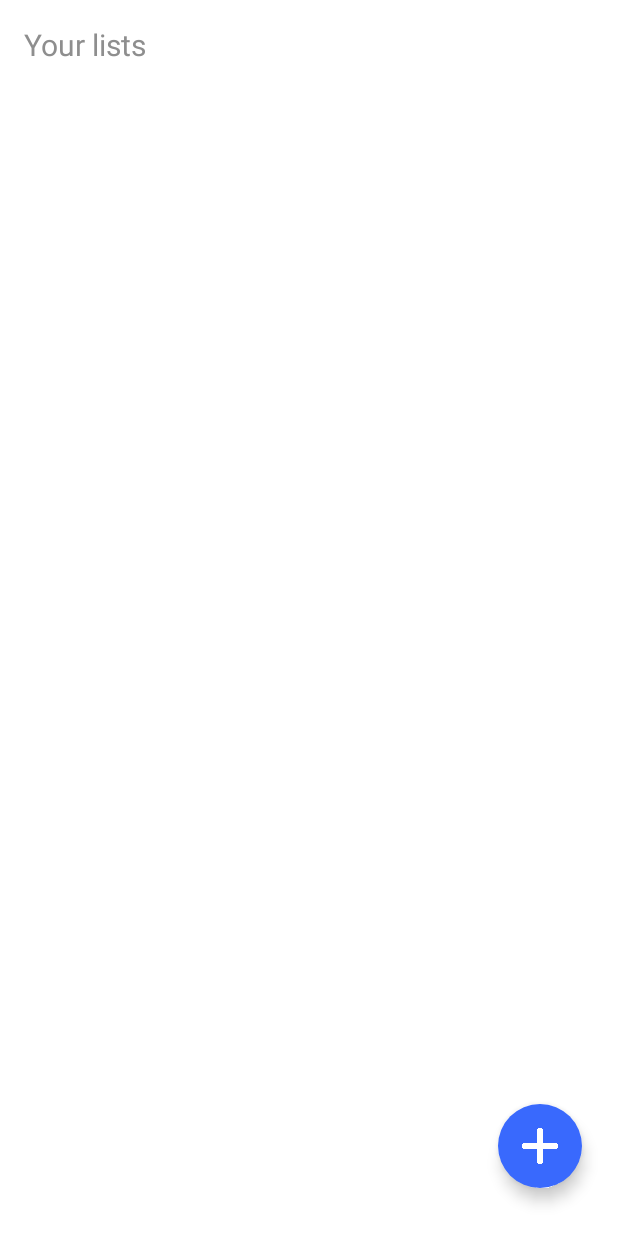
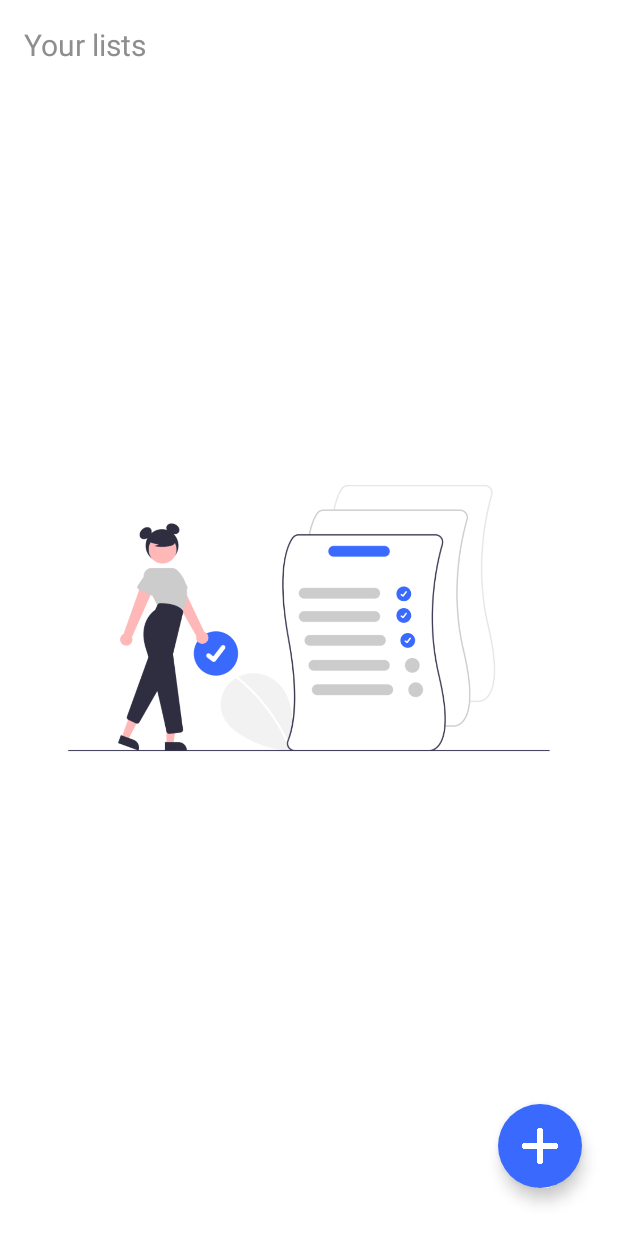
Before and after one commit to mennasaber/Keep_to_do_list, an Android app: the screen it shows after launch (MainActivity), on a phone screen of 412 x 824 dp. Run offline under Robolectric (Android 15) with nearby library versions, the phone set to English and light mode, and no system bars; our stand-ins replace CircleImageView, Room's generated code.

Commit message:
Implement splash activity

```diff
--- /dev/null
+++ b/app/src/main/java/com/example/keeptodolist/SplashActivity.kt
@@ -0,0 +1,25 @@
+package com.example.keeptodolist
+
+import android.content.Intent
+import androidx.appcompat.app.AppCompatActivity
+import android.os.Bundle
+import com.example.keeptodolist.views.MainActivity
+import kotlinx.coroutines.*
+
+class SplashActivity : AppCompatActivity() {
+    val activityScope = CoroutineScope(Dispatchers.Main)
+    override fun onCreate(savedInstanceState: Bundle?) {
+        super.onCreate(savedInstanceState)
+        setContentView(R.layout.activity_splash)
+        activityScope.launch {
+            delay(2000)
+            val intent = Intent(this@SplashActivity, MainActivity::class.java)
+            startActivity(intent)
+            finish()
+        }
+    }
+    override fun onPause() {
+        activityScope.cancel()
+        super.onPause()
+    }
+}
--- a/app/src/main/java/com/example/keeptodolist/data/KeepDao.kt
+++ b/app/src/main/java/com/example/keeptodolist/data/KeepDao.kt
@@ -19,6 +19,9 @@ interface KeepDao {
 
     @Query("SELECT * FROM task_table WHERE listId = :listId and state=1")
     fun getCompletedTasks(listId: Int): LiveData<List<Task>>
+
+    @Query("SELECT count(*) FROM task_table WHERE listId = :listId")
+    fun getTasksCount(listId: Int): LiveData<Int>
 
     @Update
     suspend fun updateTask(task: Task)
--- a/app/src/main/java/com/example/keeptodolist/data/KeepRepository.kt
+++ b/app/src/main/java/com/example/keeptodolist/data/KeepRepository.kt
@@ -41,4 +41,7 @@ class KeepRepository(private val keepDao: KeepDao) {
         keepDao.decreaseListCount(listId)
         keepDao.deleteTask(id)
     }
+    fun getTasksCount(listId: Int):LiveData<Int>{
+        return keepDao.getTasksCount(listId)
+    }
 }
--- a/app/src/main/java/com/example/keeptodolist/viewmodels/KeepViewModel.kt
+++ b/app/src/main/java/com/example/keeptodolist/viewmodels/KeepViewModel.kt
@@ -66,4 +66,7 @@ class KeepViewModel(application: Application) : AndroidViewModel(application) {
             repository.deleteTask(id, listId)
         }
     }
+    fun getTasksCount(listId: Int):LiveData<Int>{
+        return repository.getTasksCount(listId)
+    }
 }
--- a/app/src/main/java/com/example/keeptodolist/views/MainActivity.kt
+++ b/app/src/main/java/com/example/keeptodolist/views/MainActivity.kt
@@ -3,9 +3,11 @@ package com.example.keeptodolist.views
 import android.app.Dialog
 import android.content.Intent
 import android.os.Bundle
+import android.view.View
 import android.view.Window
 import android.widget.Button
 import android.widget.EditText
+import android.widget.ImageView
 import androidx.appcompat.app.AppCompatActivity
 import androidx.lifecycle.ViewModelProvider
 import androidx.recyclerview.widget.LinearLayoutManager
@@ -28,11 +30,16 @@ class MainActivity : AppCompatActivity() {
         val recyclerView = findViewById<RecyclerView>(R.id.lists_recyclerView)
         recyclerView.layoutManager = LinearLayoutManager(this)
         val addListButton = findViewById<FloatingActionButton>(R.id.addListButton)
+        val emptyImageView = findViewById<ImageView>(R.id.empty_imageView)
         addListButton.setOnClickListener {
             showDialog()
         }
         var listsAdapter: ListsAdapter
         keepViewModel.getLists().observe(this, { lists ->
+            if (lists.isEmpty())
+                emptyImageView.visibility = View.VISIBLE
+            else
+                emptyImageView.visibility = View.GONE
             listsAdapter = ListsAdapter(lists, object : HandleListOnClick {
                 override fun onClickItemListener(list: TasksList) {
                     val intent = Intent(this@MainActivity, TasksActivity::class.java).apply {
--- a/app/src/main/res/layout/activity_main.xml
+++ b/app/src/main/res/layout/activity_main.xml
@@ -48,4 +48,15 @@
         app:layout_constraintHorizontal_bias="0.0"
         app:layout_constraintStart_toStartOf="parent"
         app:layout_constraintTop_toTopOf="parent" />
+
+    <ImageView
+        android:id="@+id/empty_imageView"
+        android:layout_width="wrap_content"
+        android:layout_height="wrap_content"
+        android:visibility="gone"
+        app:layout_constraintBottom_toBottomOf="parent"
+        app:layout_constraintEnd_toEndOf="parent"
+        app:layout_constraintStart_toStartOf="parent"
+        app:layout_constraintTop_toTopOf="parent"
+        app:srcCompat="@drawable/empty" />
 </androidx.constraintlayout.widget.ConstraintLayout>
--- a/app/src/main/res/values/strings.xml
+++ b/app/src/main/res/values/strings.xml
@@ -1,5 +1,5 @@
 <resources>
-    <string name="app_name">KeepToDoList</string>
+    <string name="app_name">Keep</string>
     <string name="color">Color</string>
     <string name="cancel">Cancel</string>
     <string name="create_list">Create list</string>
@@ -12,5 +12,6 @@
     <string name="delete">Delete</string>
     <string name="confirm_message">\"%1$s!\" will be permanently deleted.</string>
     <string name="are_you_sure">Are you sure?</string>
-    <string name="task_title" >task title</string>
+    <string name="task_title">task title</string>
+    <string name="keep_up_the_good_work">Keep up the good work</string>
 </resources>
```
Also changed, not shown: app/src/main/AndroidManifest.xml (+5 -5 lines), app/src/main/java/com/example/keeptodolist/views/TasksActivity.kt (+7 -1 lines), app/src/main/res/layout/activity_splash.xml (added, +34 -0 lines), app/src/main/res/layout/activity_tasks.xml (+11 -0 lines), app/src/main/res/drawable-v24/checked.png (added), app/src/main/res/drawable-v24/empty.png (added).
